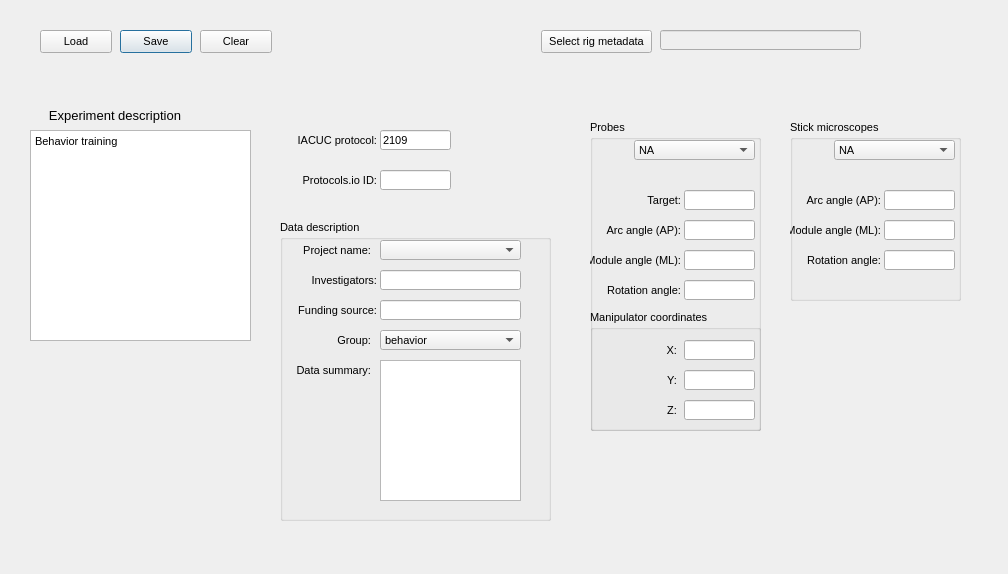
AllenNeuralDynamics/dynamic-foraging-task, file src/foraging_gui/MetaData.ui: the form before one commit.
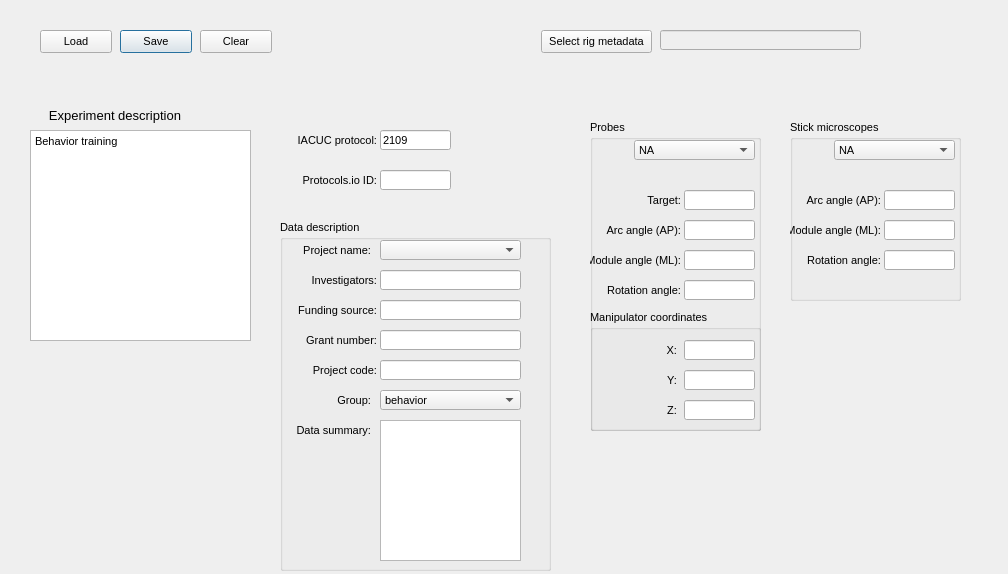
The form after the commit.

Commit message: adding _show_project_infor

The edit to the form file:
```diff
--- a/src/foraging_gui/MetaData.ui
+++ b/src/foraging_gui/MetaData.ui
@@ -861,7 +861,7 @@
      <x>280</x>
      <y>220</y>
      <width>271</width>
-     <height>301</height>
+     <height>351</height>
     </rect>
    </property>
    <property name="title">
@@ -871,7 +871,7 @@
     <property name="geometry">
      <rect>
       <x>100</x>
-      <y>140</y>
+      <y>200</y>
       <width>141</width>
       <height>141</height>
      </rect>
@@ -900,7 +900,7 @@
     <property name="geometry">
      <rect>
       <x>0</x>
-      <y>110</y>
+      <y>170</y>
       <width>91</width>
       <height>20</height>
      </rect>
@@ -969,7 +969,7 @@
     <property name="geometry">
      <rect>
       <x>100</x>
-      <y>110</y>
+      <y>170</y>
       <width>141</width>
       <height>20</height>
      </rect>
@@ -1045,7 +1045,7 @@
     <property name="geometry">
      <rect>
       <x>0</x>
-      <y>140</y>
+      <y>200</y>
       <width>91</width>
       <height>20</height>
      </rect>
@@ -1141,6 +1141,94 @@
      <enum>QComboBox::AdjustToContentsOnFirstShow</enum>
     </property>
    </widget>
+   <widget class="QLineEdit" name="GrantNumber">
+    <property name="geometry">
+     <rect>
+      <x>100</x>
+      <y>110</y>
+      <width>141</width>
+      <height>20</height>
+     </rect>
+    </property>
+    <property name="sizePolicy">
+     <sizepolicy hsizetype="Expanding" vsizetype="Expanding">
+      <horstretch>0</horstretch>
+      <verstretch>0</verstretch>
+     </sizepolicy>
+    </property>
+    <property name="text">
+     <string/>
+    </property>
+   </widget>
+   <widget class="QLabel" name="label_86">
+    <property name="geometry">
+     <rect>
+      <x>6</x>
+      <y>110</y>
+      <width>91</width>
+      <height>20</height>
+     </rect>
+    </property>
+    <property name="sizePolicy">
+     <sizepolicy hsizetype="Expanding" vsizetype="Expanding">
+      <horstretch>0</horstretch>
+      <verstretch>0</verstretch>
+     </sizepolicy>
+    </property>
+    <property name="text">
+     <string>Grant number:</string>
+    </property>
+    <property name="textFormat">
+     <enum>Qt::AutoText</enum>
+    </property>
+    <property name="alignment">
+     <set>Qt::AlignRight|Qt::AlignTrailing|Qt::AlignVCenter</set>
+    </property>
+   </widget>
+   <widget class="QLabel" name="label_87">
+    <property name="geometry">
+     <rect>
+      <x>6</x>
+      <y>140</y>
+      <width>91</width>
+      <height>20</height>
+     </rect>
+    </property>
+    <property name="sizePolicy">
+     <sizepolicy hsizetype="Expanding" vsizetype="Expanding">
+      <horstretch>0</horstretch>
+      <verstretch>0</verstretch>
+     </sizepolicy>
+    </property>
+    <property name="text">
+     <string>Project code:</string>
+    </property>
+    <property name="textFormat">
+     <enum>Qt::AutoText</enum>
+    </property>
+    <property name="alignment">
+     <set>Qt::AlignRight|Qt::AlignTrailing|Qt::AlignVCenter</set>
+    </property>
+   </widget>
+   <widget class="QLineEdit" name="ProjectCode">
+    <property name="geometry">
+     <rect>
+      <x>100</x>
+      <y>140</y>
+      <width>141</width>
+      <height>20</height>
+     </rect>
+    </property>
+    <property name="sizePolicy">
+     <sizepolicy hsizetype="Expanding" vsizetype="Expanding">
+      <horstretch>0</horstretch>
+      <verstretch>0</verstretch>
+     </sizepolicy>
+    </property>
+    <property name="text">
+     <string/>
+    </property>
+   </widget>
   </widget>
   <zorder>Probes</zorder>
   <zorder>ExperimentDescription</zorder>
```
Left out of the diff: 2 changed lines with no effect on the pictures. The commit also changes 1 other file.
